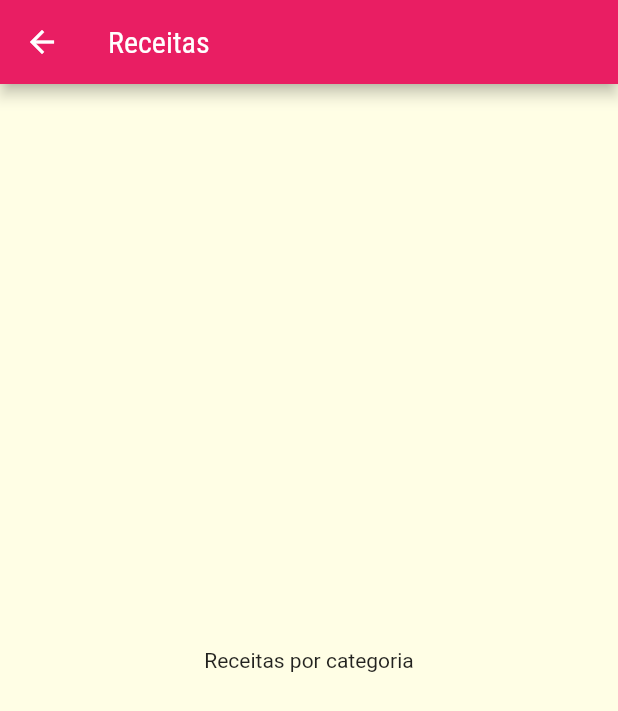
After one commit to fvieir/Flutter-AppCulinaria, a Flutter app: the screen it shows after launch, after a tap on "Italiano", on a phone screen of 412 x 824 dp. The commit adds this screen. Shown: the top 711 px of the screen. Run offline on Flutter 3.47's test engine with Material 2 defaults, Android fonts, the phone set to English and light mode, and no system bars.

Commit message:
Add navegação para nova tela

```diff
--- a/lib/components/category_item.dart
+++ b/lib/components/category_item.dart
@@ -1,4 +1,5 @@
 import 'package:app_culinaria/models/category.dart';
+import 'package:app_culinaria/screens/categories_meals_sceens.dart';
 import 'package:flutter/material.dart';
 
 class CategoryItem extends StatelessWidget {
@@ -9,9 +10,23 @@ class CategoryItem extends StatelessWidget {
     super.key,
   });
 
+  void _selectCategory(BuildContext context) {
+    Navigator.of(context).push(
+      MaterialPageRoute(
+        builder: (_) {
+          return const CategoriesMealsScreen();
+        },
+      ),
+    );
+  }
+
   @override
   Widget build(BuildContext context) {
-    return Container(
+    return InkWell(
+      onTap: () => _selectCategory(context),
+      splashColor: Theme.of(context).colorScheme.primary,
+      borderRadius: BorderRadius.circular(15),
+      child: Container(
         padding: const EdgeInsets.all(10),
         decoration: BoxDecoration(
           borderRadius: BorderRadius.circular(15),
@@ -28,6 +43,7 @@ class CategoryItem extends StatelessWidget {
           category.title,
           style: Theme.of(context).textTheme.titleLarge,
         ),
+      ),
     );
   }
 }
--- /dev/null
+++ b/lib/screens/categories_meals_sceens.dart
@@ -0,0 +1,17 @@
+import 'package:flutter/material.dart';
+
+class CategoriesMealsScreen extends StatelessWidget {
+  const CategoriesMealsScreen({super.key});
+
+  @override
+  Widget build(BuildContext context) {
+    return Scaffold(
+      appBar: AppBar(
+        title: const Text('Receitas'),
+      ),
+      body: const Center(
+        child: Text('Receitas por categoria'),
+      ),
+    );
+  }
+}
```
Lines whose indentation alone changed are shown as unchanged.
